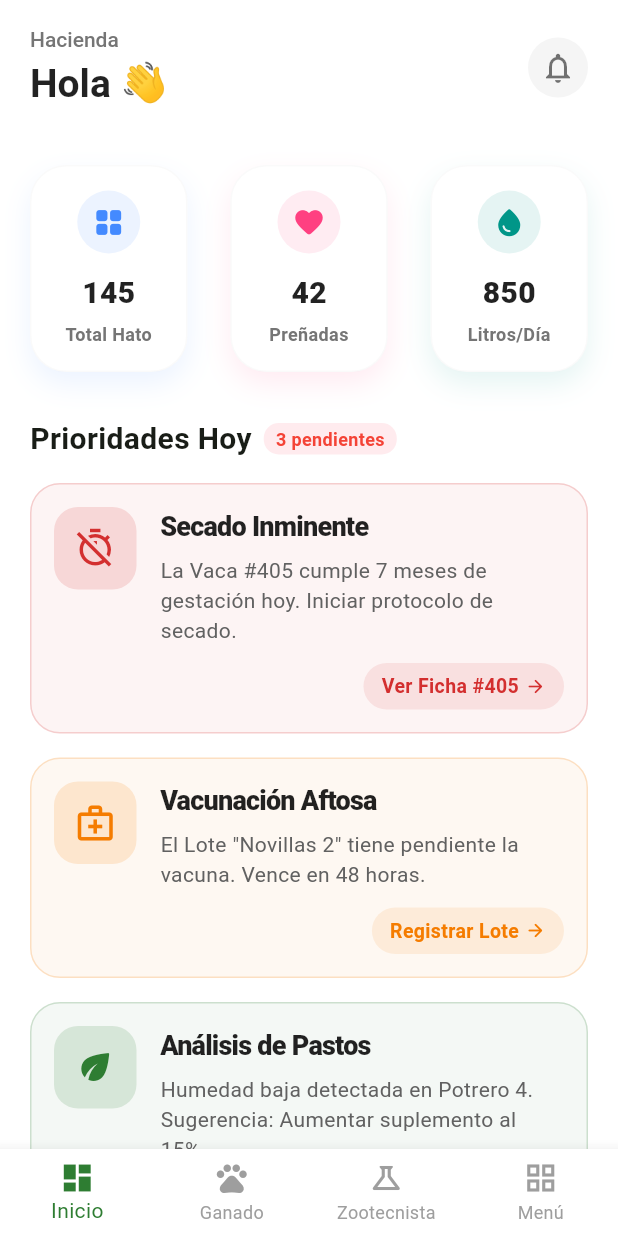
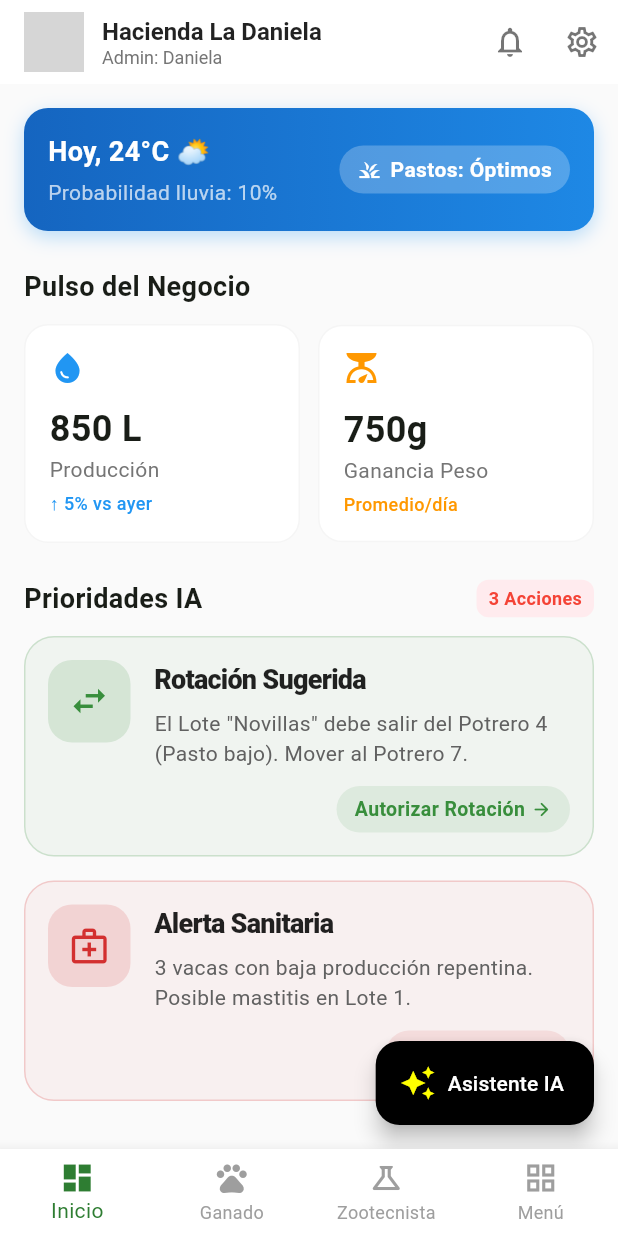
Before and after one commit to Renzunime/ganaderia_app, a Flutter app: the screen it shows after launch, on a phone screen of 412 x 824 dp. Run offline on Flutter 3.47's test engine with Material 3 defaults, Android fonts, the phone set to English and light mode, and no system bars; network calls fail; grey boxes are pictures that could not be loaded.

Commit message:
Mejora del diseño

```diff
--- a/lib/features/dashboard/presentation/screens/dashboard_screen.dart
+++ b/lib/features/dashboard/presentation/screens/dashboard_screen.dart
@@ -1,6 +1,5 @@
 import 'package:flutter/material.dart';
 import 'package:ganaderia_app/shared/widgets/priority_card.dart';
-import 'package:ganaderia_app/features/ganado/presentation/screens/cow_detail_screen.dart';
 
 class DashboardScreen extends StatelessWidget {
   const DashboardScreen({super.key});
@@ -8,227 +7,221 @@ class DashboardScreen extends StatelessWidget {
   @override
   Widget build(BuildContext context) {
     return Scaffold(
-      // AppBar personalizado y limpio
+      backgroundColor: Colors.grey[50],
       appBar: AppBar(
-        toolbarHeight: 90,
-        backgroundColor: Colors.white, // Fondo blanco para limpieza visual
+        backgroundColor: Colors.white,
         elevation: 0,
-        titleSpacing: 20,
-        title: Column(
+        title: Row(
+          children: [
+            const CircleAvatar(
+              backgroundImage: NetworkImage(
+                  'https://i.pravatar.cc/150?img=32'), // Foto simulada usuario
+            ),
+            const SizedBox(width: 12),
+            Column(
               crossAxisAlignment: CrossAxisAlignment.start,
               children: [
-            Text(
-              'Hacienda',
+                const Text('Hacienda La Daniela',
                     style: TextStyle(
-                fontSize: 14,
-                color: Colors.grey[600],
-                fontWeight: FontWeight.w500,
-              ),
-            ),
-            const SizedBox(height: 4),
-            const Text(
-              'Hola 👋',
-              style: TextStyle(
-                fontSize: 26,
-                fontWeight: FontWeight.bold,
                         color: Colors.black87,
-              ),
+                        fontSize: 16,
+                        fontWeight: FontWeight.bold)),
+                Text('Admin: Daniela',
+                    style: TextStyle(color: Colors.grey[600], fontSize: 12)),
+              ],
             ),
           ],
         ),
         actions: [
-          // Botón de perfil o notificaciones (Visual)
+          IconButton(
+              icon: const Icon(Icons.notifications_outlined,
+                  color: Colors.black54),
+              onPressed: () {}),
+          IconButton(
+              icon: const Icon(Icons.settings_outlined, color: Colors.black54),
+              onPressed: () {}),
+        ],
+      ),
+      body: SingleChildScrollView(
+        padding: const EdgeInsets.all(16),
+        child: Column(
+          crossAxisAlignment: CrossAxisAlignment.start,
+          children: [
+            // 1. RESUMEN CLIMÁTICO Y DE PASTOS (Innobovino no te muestra esto al entrar)
+            // ¿Por qué es mejor? Porque el ganadero decide qué hacer según el clima.
             Container(
-            margin: const EdgeInsets.only(right: 20),
-            padding: const EdgeInsets.all(8),
+              padding: const EdgeInsets.all(16),
               decoration: BoxDecoration(
-              color: Colors.grey[100],
-              shape: BoxShape.circle,
+                gradient: LinearGradient(
+                    colors: [Colors.blue[800]!, Colors.blue[600]!]),
+                borderRadius: BorderRadius.circular(16),
+                boxShadow: [
+                  BoxShadow(
+                      color: Colors.blue.withOpacity(0.3),
+                      blurRadius: 10,
+                      offset: const Offset(0, 4))
+                ],
               ),
-            child: const Icon(
-              Icons.notifications_outlined,
-              color: Colors.black54,
+              child: Row(
+                mainAxisAlignment: MainAxisAlignment.spaceBetween,
+                children: [
+                  const Column(
+                    crossAxisAlignment: CrossAxisAlignment.start,
+                    children: [
+                      Text('Hoy, 24°C ⛅',
+                          style: TextStyle(
+                              color: Colors.white,
+                              fontSize: 18,
+                              fontWeight: FontWeight.bold)),
+                      SizedBox(height: 4),
+                      Text('Probabilidad lluvia: 10%',
+                          style: TextStyle(color: Colors.white70)),
+                    ],
                   ),
+                  Container(
+                    padding:
+                        const EdgeInsets.symmetric(horizontal: 12, vertical: 6),
+                    decoration: BoxDecoration(
+                        color: Colors.white24,
+                        borderRadius: BorderRadius.circular(20)),
+                    child: const Row(
+                      children: [
+                        Icon(Icons.grass, color: Colors.white, size: 16),
+                        SizedBox(width: 6),
+                        Text('Pastos: Óptimos',
+                            style: TextStyle(
+                                color: Colors.white,
+                                fontWeight: FontWeight.bold)),
+                      ],
+                    ),
+                  )
+                ],
+              ),
+            ),
+
+            const SizedBox(height: 24),
+
+            // 2. INDICADORES PRODUCTIVOS (KPIs)
+            const Text('Pulso del Negocio',
+                style: TextStyle(fontSize: 18, fontWeight: FontWeight.bold)),
+            const SizedBox(height: 12),
+            const Row(
+              children: [
+                Expanded(
+                    child: _KpiCard(
+                        title: 'Producción',
+                        value: '850 L',
+                        subtitle: '↑ 5% vs ayer',
+                        icon: Icons.water_drop,
+                        color: Colors.blue)),
+                SizedBox(width: 12),
+                Expanded(
+                    child: _KpiCard(
+                        title: 'Ganancia Peso',
+                        value: '750g',
+                        subtitle: 'Promedio/día',
+                        icon: Icons.scale,
+                        color: Colors.orange)),
+              ],
+            ),
+
+            const SizedBox(height: 24),
+
+            // 3. INTELIGENCIA ACTIVA (Tu Diferencial vs Innobovino)
+            // Innobovino tiene reportes pasivos. Tú tienes alertas activas.
+            Row(
+              mainAxisAlignment: MainAxisAlignment.spaceBetween,
+              children: [
+                const Text('Prioridades IA',
+                    style:
+                        TextStyle(fontSize: 18, fontWeight: FontWeight.bold)),
+                Container(
+                  padding:
+                      const EdgeInsets.symmetric(horizontal: 8, vertical: 4),
+                  decoration: BoxDecoration(
+                      color: Colors.red[50],
+                      borderRadius: BorderRadius.circular(8)),
+                  child: const Text('3 Acciones',
+                      style: TextStyle(
+                          color: Colors.red,
+                          fontWeight: FontWeight.bold,
+                          fontSize: 12)),
                 ),
               ],
             ),
-      backgroundColor: Colors.white, // Todo el fondo blanco
-      body: ListView(
-        padding: const EdgeInsets.symmetric(horizontal: 20, vertical: 10),
-        children: [
-          // --- SECCIÓN 1: RESUMEN VISUAL (KPIs) ---
-          const SizedBox(height: 10),
-          const Row(
-            mainAxisAlignment: MainAxisAlignment.spaceBetween,
-            children: [
-              // Usamos iconos redondeados y colores distintos para guiar el ojo
-              _KpiCard(
-                label: 'Total Hato',
-                value: '145',
-                icon: Icons.grid_view_rounded, // Icono de agrupación
-                colorBase: Colors.blueAccent,
+            const SizedBox(height: 12),
+            PriorityCard(
+              title: 'Rotación Sugerida',
+              description:
+                  'El Lote "Novillas" debe salir del Potrero 4 (Pasto bajo). Mover al Potrero 7.',
+              icon: Icons.swap_horiz,
+              color: Colors.green[700]!,
+              actionLabel: 'Autorizar Rotación',
+              onTap: () {}, // Aquí abrirías el módulo de potreros
             ),
-              _KpiCard(
-                label: 'Preñadas',
-                value: '42',
-                icon: Icons.favorite_rounded, // Corazón = Vida/Cría
-                colorBase: Colors.pinkAccent,
-              ),
-              _KpiCard(
-                label: 'Litros/Día',
-                value: '850',
-                icon: Icons.water_drop_rounded, // Gota = Leche
-                colorBase: Colors.teal,
-              ),
-            ],
-          ),
-
-          const SizedBox(height: 30),
-
-          // --- SECCIÓN 2: TÍTULO DE SECCIÓN ---
-          Row(
-            children: [
-              const Text(
-                'Prioridades Hoy',
-                style: TextStyle(fontSize: 20, fontWeight: FontWeight.bold),
-              ),
-              const SizedBox(width: 8),
-              Container(
-                padding: const EdgeInsets.symmetric(horizontal: 8, vertical: 2),
-                decoration: BoxDecoration(
-                  color: Colors.red[50],
-                  borderRadius: BorderRadius.circular(10),
-                ),
-                child: const Text(
-                  '3 pendientes',
-                  style: TextStyle(
-                    color: Colors.red,
-                    fontWeight: FontWeight.bold,
-                    fontSize: 12,
-                  ),
-                ),
-              ),
-            ],
-          ),
-          const SizedBox(height: 15),
-
-          // --- SECCIÓN 3: LISTA DE TARJETAS INTELIGENTES ---
-
-          // TARJETA 1: ALERTA CRÍTICA (Rojo)
             PriorityCard(
-            title: 'Secado Inminente',
+              title: 'Alerta Sanitaria',
               description:
-                'La Vaca #405 cumple 7 meses de gestación hoy. Iniciar protocolo de secado.',
-            icon: Icons.timer_off_outlined, // Icono de "parar tiempo" o "stop"
-            color: const Color(0xFFD32F2F), // Rojo Material
-            actionLabel: 'Ver Ficha #405',
-            onTap: () {
-              // NAVEGACIÓN HACIA EL DETALLE
-              Navigator.push(
-                context,
-                MaterialPageRoute(
-                  builder: (context) => const CowDetailScreen(cowId: '#405'),
-                ),
-              );
-            },
-          ),
-
-          // TARJETA 2: ALERTA MEDIA (Naranja)
-          PriorityCard(
-            title: 'Vacunación Aftosa',
-            description:
-                'El Lote "Novillas 2" tiene pendiente la vacuna. Vence en 48 horas.',
+                  '3 vacas con baja producción repentina. Posible mastitis en Lote 1.',
               icon: Icons.medical_services_outlined,
-            color: const Color(0xFFF57C00), // Naranja oscuro
-            actionLabel: 'Registrar Lote',
+              color: Colors.red[700]!,
+              actionLabel: 'Ver Animales',
               onTap: () {},
             ),
 
-          // TARJETA 3: SUGERENCIA ZOOTECNISTA (Verde/Azul)
-          PriorityCard(
-            title: 'Análisis de Pastos',
-            description:
-                'Humedad baja detectada en Potrero 4. Sugerencia: Aumentar suplemento al 15%.',
-            icon: Icons.eco_rounded, // Hoja/Pasto
-            color: const Color(0xFF2E7D32), // Verde Bosque
-            actionLabel: 'Calcular Ración',
-            onTap: () {},
+            const SizedBox(height: 80), // Espacio para el botón flotante
+          ],
         ),
+      ),
+      // EL CEREBRO: Botón flotante central de IA
+      floatingActionButton: FloatingActionButton.extended(
+        onPressed: () {},
+        backgroundColor: Colors.black,
+        icon: const Icon(Icons.auto_awesome, color: Colors.yellowAccent),
+        label:
+            const Text('Asistente IA', style: TextStyle(color: Colors.white)),
+      ),
+    );
+  }
+}
 
-          const SizedBox(height: 40), // Espacio final
+class _KpiCard extends StatelessWidget {
+  final String title;
+  final String value;
+  final String subtitle;
+  final IconData icon;
+  final Color color;
+
+  const _KpiCard(
+      {required this.title,
+      required this.value,
+      required this.subtitle,
+      required this.icon,
+      required this.color});
+
+  @override
+  Widget build(BuildContext context) {
+    return Container(
+      padding: const EdgeInsets.all(16),
+      decoration: BoxDecoration(
+          color: Colors.white,
+          borderRadius: BorderRadius.circular(16),
+          border: Border.all(color: Colors.grey[100]!)),
+      child: Column(
+        crossAxisAlignment: CrossAxisAlignment.start,
+        children: [
+          Icon(icon, color: color),
+          const SizedBox(height: 12),
+          Text(value,
+              style:
+                  const TextStyle(fontSize: 24, fontWeight: FontWeight.bold)),
+          Text(title, style: TextStyle(color: Colors.grey[600], fontSize: 14)),
+          const SizedBox(height: 4),
+          Text(subtitle,
+              style: TextStyle(
+                  color: color, fontSize: 12, fontWeight: FontWeight.w500)),
         ],
       ),
     );
   }
 }
-
-// --- WIDGET PRIVADO: KPI BUBBLE (Diseño Burbuja) ---
-class _KpiCard extends StatelessWidget {
-  final String label;
-  final String value;
-  final IconData icon;
-  final Color colorBase;
-
-  const _KpiCard({
-    required this.label,
-    required this.value,
-    required this.icon,
-    required this.colorBase,
-  });
-
-  @override
-  Widget build(BuildContext context) {
-    return Container(
-      width: 105,
-      padding: const EdgeInsets.symmetric(vertical: 16, horizontal: 8),
-      decoration: BoxDecoration(
-        color: Colors.white,
-        borderRadius: BorderRadius.circular(24), // Bordes MUY curvos (Burbuja)
-        boxShadow: [
-          BoxShadow(
-            color: colorBase.withOpacity(
-              0.1,
-            ), // La sombra tiene el color del KPI
-            blurRadius: 15,
-            offset: const Offset(0, 8),
-          ),
-        ],
-        border: Border.all(
-          color: Colors.grey.withOpacity(0.05),
-        ), // Borde casi invisible
-      ),
-      child: Column(
-        children: [
-          // Icono dentro de círculo de color
-          Container(
-            padding: const EdgeInsets.all(10),
-            decoration: BoxDecoration(
-              color: colorBase.withOpacity(0.1),
-              shape: BoxShape.circle,
-            ),
-            child: Icon(icon, color: colorBase, size: 22),
-          ),
-          const SizedBox(height: 12),
-          Text(
-            value,
-            style: TextStyle(
-              fontSize: 20,
-              fontWeight: FontWeight.w800,
-              color: Colors.black87,
-            ),
-          ),
-          const SizedBox(height: 4),
-          Text(
-            label,
-            textAlign: TextAlign.center,
-            style: TextStyle(
-              fontSize: 12,
-              color: Colors.grey[600],
-              fontWeight: FontWeight.w600,
-            ),
-          ),
-        ],
-      ),
-    );
-  }
-}
```
Also changed, not shown: lib/features/ganado/presentation/screens/cow_detail_screen.dart (+79 -9 lines), lib/features/pastoreo/presentation/screens/pasture_screen.dart (added, +188 -0 lines), 5 other files. Lines whose indentation alone changed are shown as unchanged.
